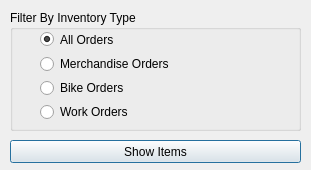
This is UI/FilterOrders.ui in jordynmarlow/SoftwareEngineering as Qt 5 draws it before an edit. The edited form follows.
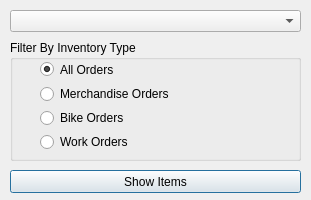
This is the edited form.

```diff
--- a/UI/FilterOrders.ui
+++ b/UI/FilterOrders.ui
@@ -7,7 +7,7 @@
     <x>0</x>
     <y>0</y>
     <width>311</width>
-    <height>170</height>
+    <height>200</height>
    </rect>
   </property>
   <property name="windowTitle">
@@ -17,7 +17,7 @@
    <property name="geometry">
     <rect>
      <x>10</x>
-     <y>140</y>
+     <y>170</y>
      <width>291</width>
      <height>23</height>
     </rect>
@@ -30,7 +30,7 @@
    <property name="geometry">
     <rect>
      <x>10</x>
-     <y>10</y>
+     <y>40</y>
      <width>291</width>
      <height>121</height>
     </rect>
@@ -82,6 +82,16 @@
     </layout>
    </widget>
   </widget>
+  <widget class="QComboBox" name="filter_mechanics_combo">
+   <property name="geometry">
+    <rect>
+     <x>10</x>
+     <y>10</y>
+     <width>291</width>
+     <height>22</height>
+    </rect>
+   </property>
+  </widget>
  </widget>
  <resources/>
  <connections/>
```
